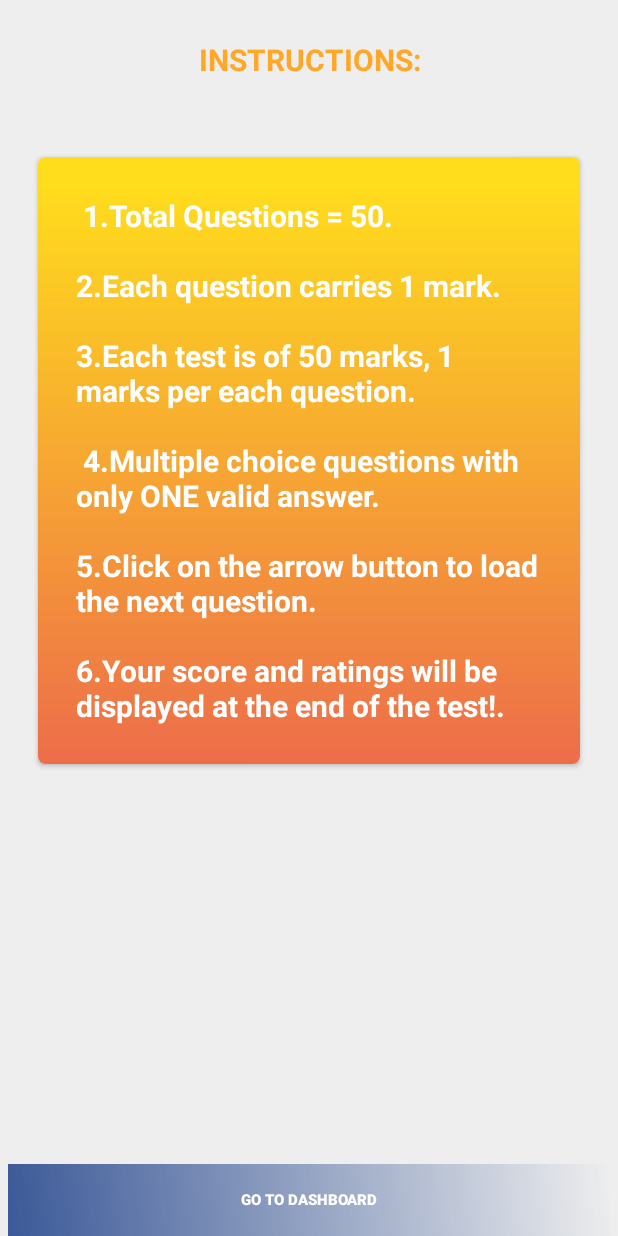
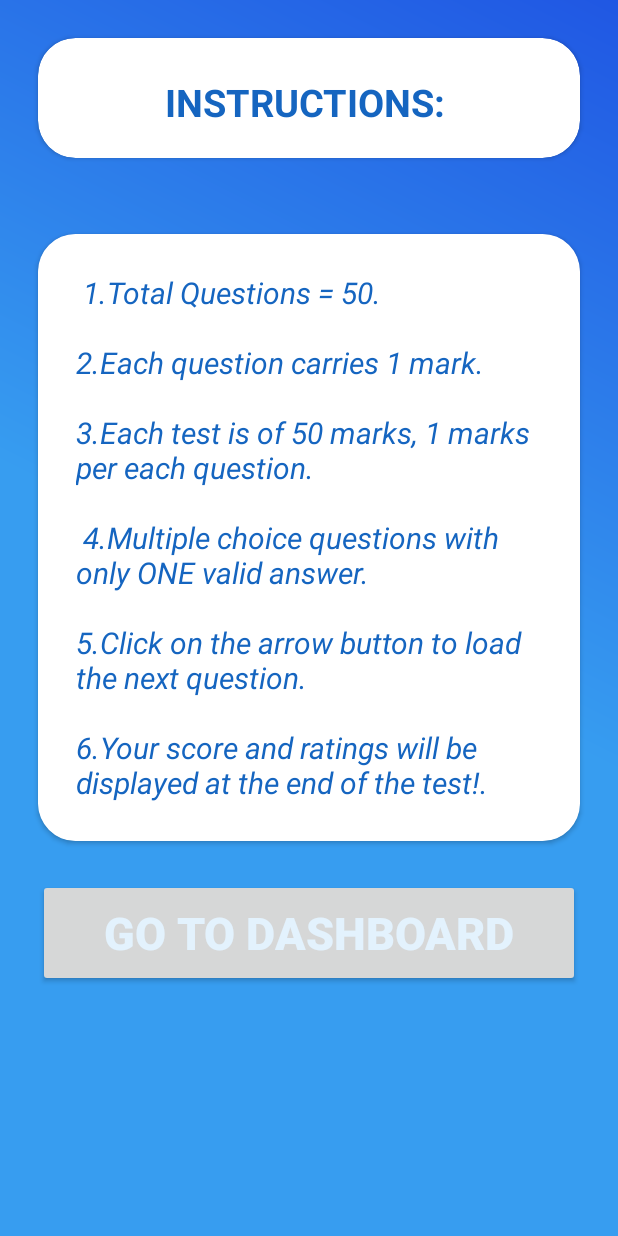
Before and after one commit to djain5888/Quizapp, an Android app: the layout fragment_instruction.xml on its own in the app's theme, with its tools: preview values and no code run, on a phone screen of 412 x 824 dp. Run offline under Robolectric (Android 15) with nearby library versions, the phone set to English and light mode, and no system bars; network calls fail.

Commit message:
1st commit

```diff
--- /dev/null
+++ b/app/src/main/res/drawable/gradientblue.xml
@@ -0,0 +1,10 @@
+<?xml version="1.0" encoding="utf-8"?>
+<shape xmlns:android="http://schemas.android.com/apk/res/android" android:shape="rectangle" >
+    <gradient
+        android:type="linear"
+        android:centerX="50%"
+        android:startColor="#FF379DF0"
+        android:centerColor="#FF379DF0"
+        android:endColor="#FF2057E3"
+        android:angle="45"/>
+</shape>
--- a/app/src/main/res/layout/fragment_instruction.xml
+++ b/app/src/main/res/layout/fragment_instruction.xml
@@ -4,7 +4,7 @@
     xmlns:tools="http://schemas.android.com/tools"
     android:layout_width="match_parent"
     android:layout_height="match_parent"
-    android:background="@color/grey_200"
+    android:background="@drawable/gradientblue"
     android:orientation="vertical"
     android:weightSum="10"
     tools:context="UI.Activities.MainActivity">
@@ -13,66 +13,83 @@
         android:layout_width="match_parent"
         android:layout_height="wrap_content">
 
+    <android.support.v7.widget.CardView
+        android:layout_width="50dp"
+        android:layout_height="wrap_content"
+        android:id="@+id/inscard"
 
+        android:foregroundGravity="center"
+        android:layout_alignParentLeft="true"
+        android:layout_alignParentRight="true"
+        android:layout_margin="25dp"
+        app:cardCornerRadius="25dp">
         <TextView
             android:id="@+id/website_instruction"
             android:layout_width="match_parent"
-            android:layout_height="39dp"
-            android:layout_margin="20dp"
+            android:layout_height="match_parent"
             android:layout_alignParentLeft="true"
             android:layout_alignParentRight="true"
-            android:layout_marginLeft="0dp"
+            android:layout_marginStart="20dp"
+            android:layout_marginLeft="25dp"
+            android:layout_marginTop="25dp"
+            android:layout_marginEnd="25dp"
+            android:layout_marginRight="25dp"
+            android:layout_marginBottom="20dp"
+            android:background="@color/white"
             android:gravity="center"
+
             android:text="INSTRUCTIONS:"
-            android:textColor="@color/orange_400"
-            android:textSize="20sp"
-            android:textStyle="bold"
-           />
+            android:textColor="@color/blue_800"
+
+            android:textSize="25sp"
+            android:textStyle="bold" />
+    </android.support.v7.widget.CardView>
 
         <android.support.v7.widget.CardView
             android:layout_width="match_parent"
             android:layout_height="wrap_content"
-            android:layout_below="@+id/website_instruction"
+            android:layout_below="@+id/inscard"
             android:layout_marginTop="25dp"
-            android:elevation="25dp"
-            app:cardCornerRadius="5dp"
-
+            android:elevation="50dp"
+            app:cardCornerRadius="25dp"
+            android:id="@+id/card"
             android:layout_marginRight="25dp"
             android:layout_marginLeft="25dp"
             android:layout_marginBottom="25dp"
-            android:padding="2dp">
+            android:padding="25dp">
 
             <TextView
                 android:id="@+id/detail"
-                android:layout_width="match_parent"
-                android:layout_height="match_parent"
+                android:layout_width="wrap_content"
+                android:layout_height="wrap_content"
                 android:layout_marginTop="0dp"
-                android:background="@drawable/text_gradient"
+                android:background="@color/colorTransparentWhite"
                 android:padding="25dp"
 
                 android:text=" 1.Total Questions = 50.\n\n2.Each question carries 1 mark.\n\n3.Each test is of 50 marks, 1 marks per each question.\n\n 4.Multiple choice questions with only
 ONE valid answer.\n\n5.Click on the arrow button to load the
 next question.\n\n6.Your score and ratings will be
      displayed at the end of the test!."
-                android:textColor="@color/white"
+                android:textColor="@color/blue_800"
                 android:textSize="20sp"
-                android:textStyle="bold" />
+                android:textStyle="italic" />
         </android.support.v7.widget.CardView>
 
 
         <Button
             android:id="@+id/insdash"
             android:layout_width="match_parent"
-            android:layout_height="wrap_content"
-            android:layout_alignParentBottom="true"
-            android:layout_marginLeft="5dp"
-            android:layout_marginTop="170dp"
-            android:layout_marginRight="5dp"
-            android:layout_marginBottom="155dp"
-            android:background="@drawable/gradient"
+            android:layout_height="72dp"
+            android:layout_below="@+id/card"
+            android:layout_marginLeft="25dp"
+            android:layout_marginRight="25dp"
+            android:layout_marginBottom="88dp"
+
+            android:elevation="55dp"
+
             android:text="Go To Dashboard"
-            android:textColor="#ffffff"
-            android:textSize="10sp"
+            android:textColor="@color/blue_50"
+            android:textSize="30sp"
             android:textStyle="bold" />
 
 
```
